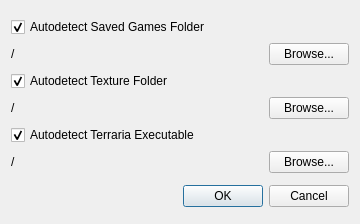
Qt form settingsdialog.ui (mrkite/TerraFirma) before a commit.
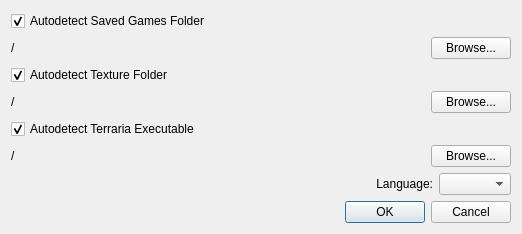
The same form after that commit.

```diff
--- a/settingsdialog.ui
+++ b/settingsdialog.ui
@@ -6,7 +6,7 @@
    <rect>
     <x>0</x>
     <y>0</y>
-    <width>360</width>
+    <width>522</width>
     <height>224</height>
    </rect>
   </property>
@@ -25,7 +25,7 @@
     </widget>
    </item>
    <item row="0" column="0">
-    <layout class="QVBoxLayout" name="verticalLayout" stretch="0,0,0,0,0,0">
+    <layout class="QVBoxLayout" name="verticalLayout" stretch="0,0,0,0,0,0,0">
      <property name="sizeConstraint">
       <enum>QLayout::SetFixedSize</enum>
      </property>
@@ -131,6 +131,32 @@
        </item>
       </layout>
      </item>
+     <item>
+      <layout class="QHBoxLayout" name="horizontalLayout_4">
+       <property name="bottomMargin">
+        <number>0</number>
+       </property>
+       <item>
+        <widget class="QLabel" name="label">
+         <property name="sizePolicy">
+          <sizepolicy hsizetype="Expanding" vsizetype="Preferred">
+           <horstretch>0</horstretch>
+           <verstretch>0</verstretch>
+          </sizepolicy>
+         </property>
+         <property name="text">
+          <string>Language:</string>
+         </property>
+         <property name="alignment">
+          <set>Qt::AlignRight|Qt::AlignTrailing|Qt::AlignVCenter</set>
+         </property>
+        </widget>
+       </item>
+       <item>
+        <widget class="QComboBox" name="languages"/>
+       </item>
+      </layout>
+     </item>
     </layout>
    </item>
   </layout>
```
